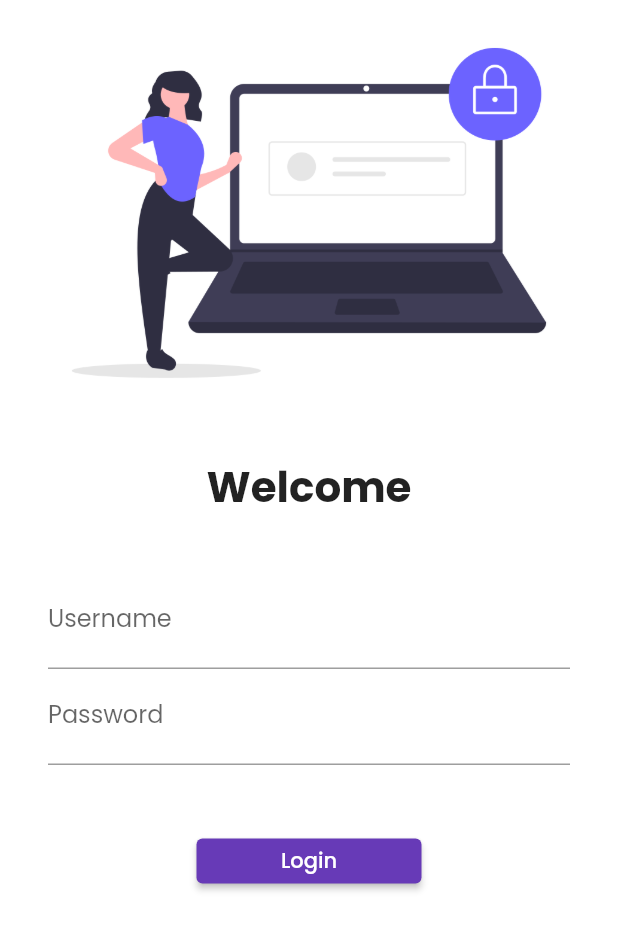
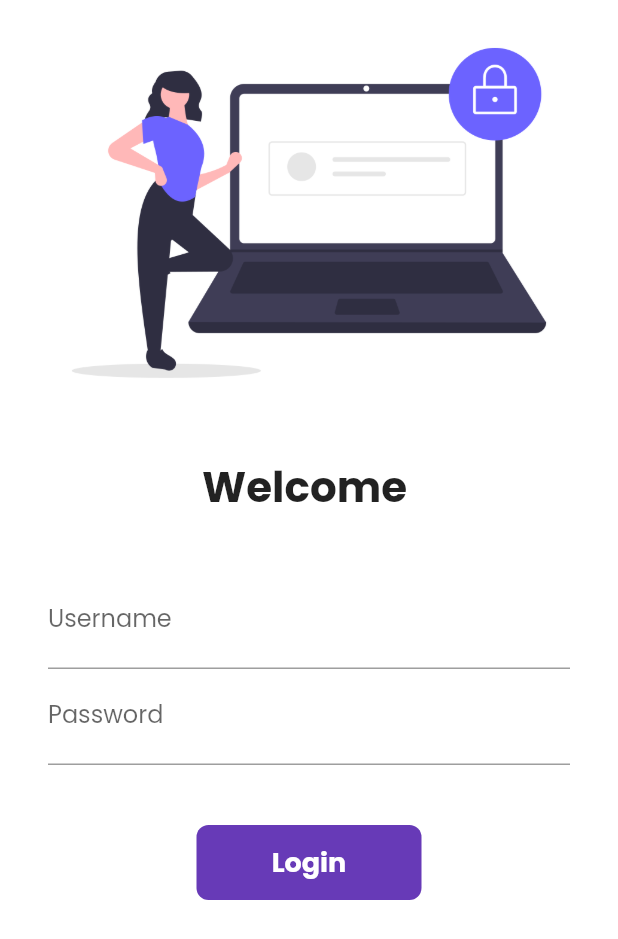
Before and after one commit to Akhilesh1621/Flutter_Catalog, a Flutter app: the screen it shows after launch, on a phone screen of 412 x 824 dp. Shown: the top 939 px of the screen. Run offline on Flutter 3.47's test engine with Material 2 defaults, Android fonts, the phone set to English and light mode, and no system bars; our stand-ins replace google_fonts.

Commit message:
done for day

```diff
--- a/lib/pages/login_page.dart
+++ b/lib/pages/login_page.dart
@@ -1,12 +1,18 @@
 import 'package:e_com/utils/routes.dart';
 import 'package:flutter/material.dart';
 
-class LoginPage extends StatelessWidget {
+class LoginPage extends StatefulWidget {
+  @override
+  _LoginPageState createState() => _LoginPageState();
+}
+
+class _LoginPageState extends State<LoginPage> {
+  String name = '';
+  bool changeButton = false;
   @override
   Widget build(BuildContext context) {
     return Material(
       color: Colors.white,
-      child: Expanded(
       child: Column(
         children: [
           Image.asset(
@@ -17,7 +23,7 @@ class LoginPage extends StatelessWidget {
             height: 20.0,
           ),
           Text(
-              'Welcome',
+            'Welcome $name',
             style: TextStyle(fontSize: 28, fontWeight: FontWeight.bold),
           ),
           SizedBox(
@@ -33,6 +39,11 @@ class LoginPage extends StatelessWidget {
                     hintText: 'Enter username',
                     labelText: 'Username',
                   ),
+                  onChanged: (Value) {
+                    setState(() {
+                      name = Value;
+                    });
+                  },
                 ),
                 TextFormField(
                   obscureText: true,
@@ -44,19 +55,52 @@ class LoginPage extends StatelessWidget {
                 SizedBox(
                   height: 40.0,
                 ),
-                  ElevatedButton(
-                    onPressed: () {
+                InkWell(
+                  onTap: () async {
+                    setState(() {
+                      changeButton = true;
+                    });
+                    await Future.delayed(Duration(seconds: 1));
                     Navigator.pushNamed(context, MyRoutes.HomeRoute);
                   },
-                    child: Text('Login'),
-                    style: TextButton.styleFrom(minimumSize: Size(150.0, 30.0)),
+                  child: AnimatedContainer(
+                    duration: Duration(seconds: 1),
+                    width: changeButton ? 50 : 150,
+                    height: 50,
+                    alignment: Alignment.center,
+                    child: changeButton
+                        ? Icon(
+                            Icons.done,
+                            color: Colors.white,
+                          )
+                        : Text(
+                            'Login',
+                            style: TextStyle(
+                                color: Colors.white,
+                                fontWeight: FontWeight.bold,
+                                fontSize: 18),
+                          ),
+
+                    decoration: BoxDecoration(
+                      borderRadius:
+                          BorderRadius.circular(changeButton ? 50.0 : 8.0),
+                      color: Colors.deepPurple,
+                    ),
+
+                    // ElevatedButton(
+                    //   onPressed: () {
+                    //
+                    //   },
+                    //   child: Text('Login'),
+                    //   style: TextButton.styleFrom(minimumSize: Size(150.0, 30.0)),
+                    // )
+                  ),
                 )
               ],
             ),
           )
         ],
       ),
-      ),
     );
   }
 }
```
Lines whose indentation alone changed are shown as unchanged.
